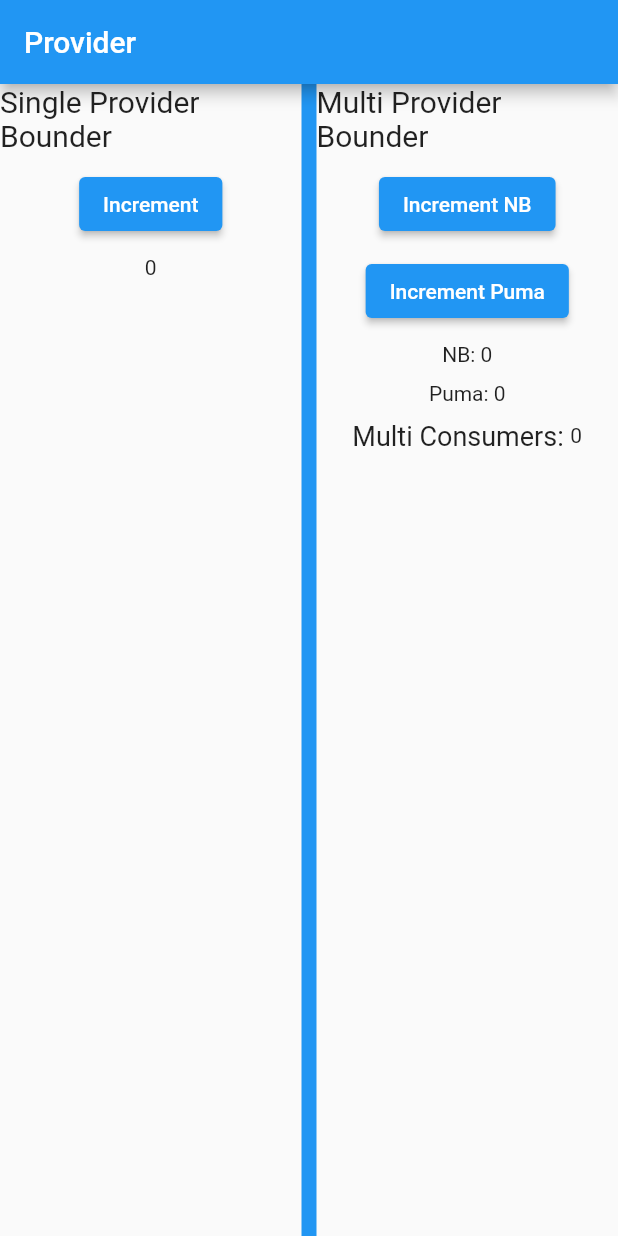
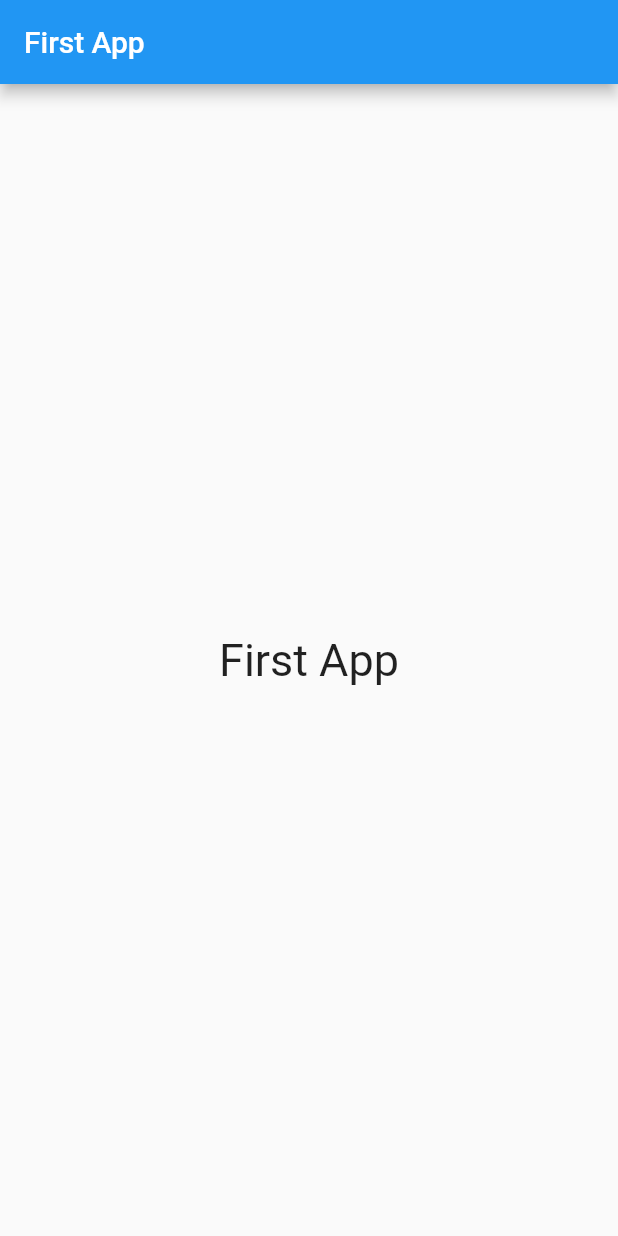
Before and after one commit to vika41130/flutter_technique, a Flutter app: the screen it shows after launch, on a phone screen of 412 x 824 dp. Run offline on Flutter 3.47's test engine with Material 2 defaults, Android fonts, the phone set to English and light mode, and no system bars.

Commit message:
default code

```diff
--- a/lib/bounders/multi.bounder.dart
+++ /dev/null
@@ -1,55 +0,0 @@
-import 'package:flutter/material.dart';
-import 'package:flutter_application_1/multi_consumers/cart.dart';
-import 'package:flutter_application_1/providers/providers.index.dart';
-import 'package:flutter_application_1/widgets/widgets.index.dart';
-import 'package:provider/provider.dart';
-
-MultiProvider createMultiBounderProvider() {
-  return MultiProvider(
-    providers: [
-      ChangeNotifierProvider<NBModel>(
-        create: (_) => NBModel(),
-      ),
-      ChangeNotifierProvider<PumaModel>(
-        create: (_) => PumaModel(),
-      )
-    ],
-    child: MultiBounder(),
-  );
-}
-
-class MultiBounder extends StatelessWidget {
-  const MultiBounder({Key? key}) : super(key: key);
-
-  @override
-  Widget build(BuildContext context) {
-    return Container(
-      child: Column(
-        children: [
-          Text(
-            'Multi Provider Bounder',
-            style: TextStyle(fontSize: 20,),
-          ),
-          SizedBox(height: 10,),
-          ElevatedButton(
-            onPressed: () {
-              Provider.of<NBModel>(context, listen: false).increase();
-            },
-            child: Text('Increment NB')
-          ),
-          SizedBox(height: 10,),
-          ElevatedButton(
-            onPressed: () {
-              context.read<PumaModel>().increase();
-            },
-            child: Text('Increment Puma')
-          ),
-          SizedBox(height: 10,),
-          Multi(),
-          SizedBox(height: 10,),
-          Cart(),
-        ],
-      ),
-    );
-  }
-}
--- a/lib/bounders/pages.index.dart
+++ /dev/null
@@ -1,2 +0,0 @@
-export 'multi.bounder.dart';
-export 'single.bounder.dart';
--- a/lib/bounders/single.bounder.dart
+++ /dev/null
@@ -1,41 +0,0 @@
-import 'package:flutter/material.dart';
-import 'package:flutter_application_1/providers/providers.index.dart';
-import 'package:flutter_application_1/widgets/widgets.index.dart';
-import 'package:provider/provider.dart';
-
-ChangeNotifierProvider<CountModel> createSingleBounderProvider() {
-  return ChangeNotifierProvider(
-    create: (_) => CountModel(),
-    child: SingleBounder(),
-  );
-}
-
-class SingleBounder extends StatelessWidget {
-  const SingleBounder({ Key? key }) : super(key: key);
-
-  @override
-  Widget build(BuildContext context) {
-    return Container(
-      child: Column(
-        children: [
-          Text(
-            'Single Provider Bounder',
-            style: TextStyle(fontSize: 20,),
-          ),
-          SizedBox(height: 10,),
-          ElevatedButton(
-            onPressed: () {
-              // way 1: Provider.of
-              // Provider.of<CountModel>(context, listen: false).increaseCount();
-              // way 2: context.read
-              context.read<CountModel>().increaseCount();
-            },
-            child: Text('Increment')
-          ),
-          SizedBox(height: 10,),
-          Single(),
-        ],
-      ),
-    );
-  }
-}
--- a/lib/main.dart
+++ b/lib/main.dart
@@ -1,6 +1,4 @@
 import 'package:flutter/material.dart';
-
-import 'bounders/pages.index.dart';
 
 void main() {
   runApp(MyApp());
@@ -12,11 +10,11 @@ class MyApp extends StatelessWidget {
   Widget build(BuildContext context) {
     return MaterialApp(
       debugShowCheckedModeBanner: false,
-      title: 'Provider',
+      title: 'First App',
       theme: ThemeData(
         primarySwatch: Colors.blue,
       ),
-      home: MyHomePage(title: 'Provider'),
+      home: MyHomePage(title: 'First App'),
     );
   }
 }
@@ -40,18 +38,9 @@ class _MyHomePageState extends State<MyHomePage> {
         ],
       ),
       body: Center(
-        child: Row(
-          mainAxisAlignment: MainAxisAlignment.center,
-          children: [
-            Expanded(child: createSingleBounderProvider()),
-            Container(
-              child: SizedBox(width: 10, height: MediaQuery.of(context).size.height,),
-              decoration: BoxDecoration(
-                color: Colors.blue,
-              ),
-            ),
-            Expanded(child: createMultiBounderProvider()),
-          ],
+        child: Text(
+          'First App',
+          style: TextStyle(fontSize: 30,),
         ),
       ),
     );
--- a/lib/multi_consumers/cart.dart
+++ /dev/null
@@ -1,28 +0,0 @@
-import 'package:flutter/material.dart';
-import 'package:flutter_application_1/providers/providers.index.dart';
-import 'package:provider/provider.dart';
-
-class Cart extends StatelessWidget {
-  const Cart({ Key? key }) : super(key: key);
-
-  @override
-  Widget build(BuildContext context) {
-    return Container(
-      child: Row(
-        mainAxisAlignment: MainAxisAlignment.center,
-        children: [
-          Text(
-            'Multi Consumers: ',
-            style: TextStyle(fontSize: 18,),
-          ),
-          // Consumer: 1 provider
-          // Consumer2: 2 providers, Consumer3: 3 providers, Consumer4: 4 providers,
-          // Consumer5: 5 providers, Consumer6: 6 providers,
-          Consumer2<NBModel, PumaModel>(builder: (_, nbModel, pumaModel, __) =>
-            Text((nbModel.count + pumaModel.count).toString())
-          ),
-        ],
-      ),
-    );
-  }
-}
--- a/lib/multi_consumers/multi_consumers.index.dart
+++ /dev/null
@@ -1 +0,0 @@
-export './cart.dart';
--- a/lib/providers/count.dart
+++ /dev/null
@@ -1,11 +0,0 @@
-
-import 'package:flutter/material.dart';
-
-class CountModel extends ChangeNotifier {
-	int count = 0;
-
-	void increaseCount() {
-		count = count + 1;
-		notifyListeners();
-	}
-}
--- a/lib/providers/nb.dart
+++ /dev/null
@@ -1,10 +0,0 @@
-
-import 'package:flutter/material.dart';
-
-class NBModel extends ChangeNotifier {
-  int count = 0;
-  void increase() {
-    count++;
-    notifyListeners();
-  }
-}
--- a/lib/providers/providers.index.dart
+++ /dev/null
@@ -1,3 +0,0 @@
-export './count.dart';
-export 'nb.dart';
-export 'puma.dart';
--- a/lib/providers/puma.dart
+++ /dev/null
@@ -1,9 +0,0 @@
-import 'package:flutter/cupertino.dart';
-
-class PumaModel extends ChangeNotifier {
-  int count = 0;
-  void increase() {
-    count++;
-    notifyListeners();
-  }
-}
--- a/lib/widgets/multi.widget.dart
+++ /dev/null
@@ -1,34 +0,0 @@
-import 'package:flutter/material.dart';
-import 'package:flutter_application_1/providers/providers.index.dart';
-import 'package:provider/provider.dart';
-
-class Multi extends StatelessWidget {
-  const Multi({ Key? key }) : super(key: key);
-
-  @override
-  Widget build(BuildContext context) {
-    final nbModel = context.watch<NBModel>();
-    final pumaModel = context.watch<PumaModel>();
-    return Container(
-      child: Column(
-        children: [
-          Row(
-            mainAxisAlignment: MainAxisAlignment.center,
-            children: [
-              Text('NB: '),
-              Text(nbModel.count.toString()),
-            ],
-          ),
-          SizedBox(height: 10,),
-          Row(
-            mainAxisAlignment: MainAxisAlignment.center,
-            children: [
-              Text('Puma: '),
-              Text(pumaModel.count.toString()),
-            ],
-          ),
-        ],
-      ),
-    );
-  }
-}
--- a/lib/widgets/single.widget.dart
+++ /dev/null
@@ -1,21 +0,0 @@
-import 'package:flutter/material.dart';
-import 'package:flutter_application_1/providers/providers.index.dart';
-import 'package:provider/provider.dart';
-
-class Single extends StatelessWidget {
-  const Single({ Key? key }) : super(key: key);
-
-  @override
-  Widget build(BuildContext context) {
-    // way 1: context.watch
-    // final countModel = context.watch<CountModel>();
-    // way 2: Provider.of
-    // final countModel = Provider.of<CountModel>(context, listen: true);
-    // return Center(
-    //   child: Text(countModel.count.toString()),
-    // );
-    // way 3: Consumer
-    return Consumer<CountModel>(builder: (_, countModel, __) =>
-      Text(countModel.count.toString()));
-  }
-}
--- a/lib/widgets/widgets.index.dart
+++ /dev/null
@@ -1,2 +0,0 @@
-export './single.widget.dart';
-export 'multi.widget.dart';
--- a/pubspec.yaml
+++ b/pubspec.yaml
@@ -23,7 +23,6 @@ environment:
 dependencies:
   flutter:
     sdk: flutter
-  provider: ^6.0.2
 
 
   # The following adds the Cupertino Icons font to your application.
```
Also changed, not shown: pubspec.lock.
